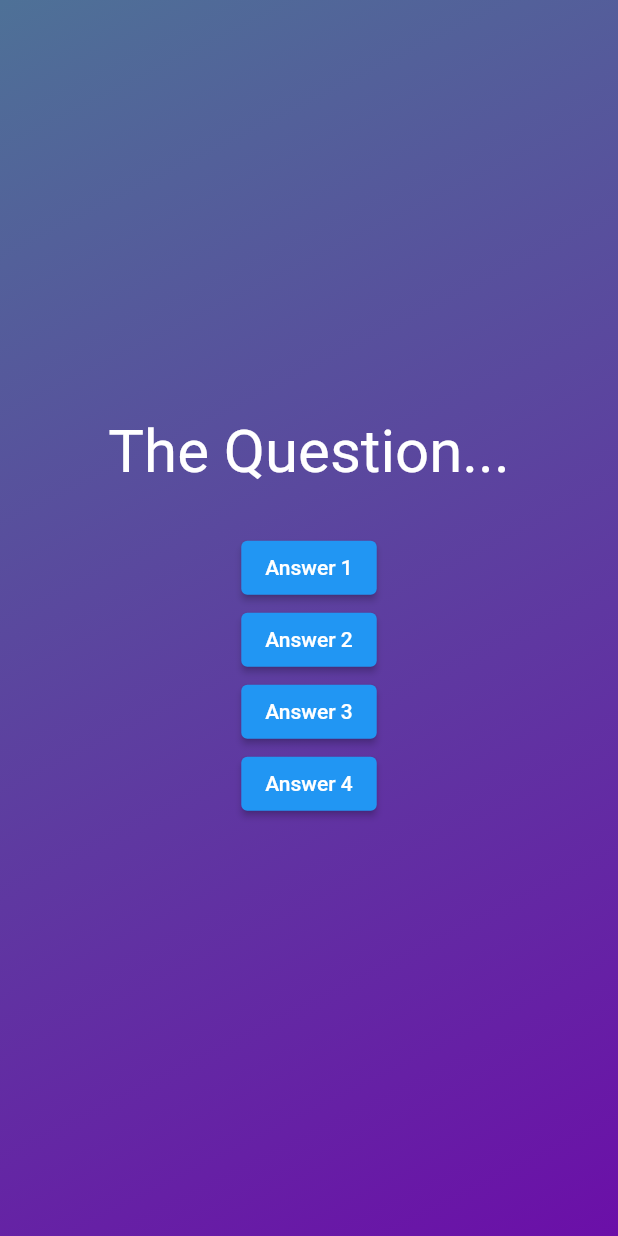
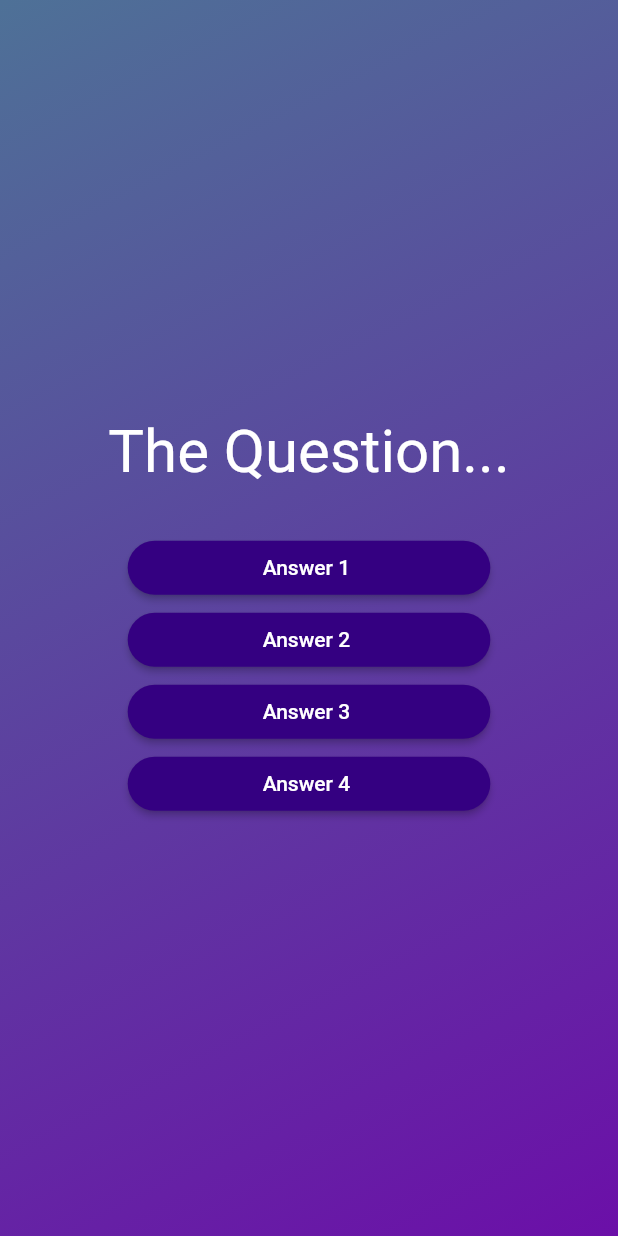
Before and after one commit to bastndev/Flutter_Quiz-App, a Flutter app: the screen it shows after launch, after a tap on "Start Quiz", on a phone screen of 412 x 824 dp. Run offline on Flutter 3.47's test engine with Material 2 defaults, Android fonts, the phone set to English and light mode, and no system bars.

Commit message:
:arrow_up:Quiz `v5.0.0`

```diff
--- /dev/null
+++ b/lib/answer_button.dart
@@ -0,0 +1,30 @@
+import 'package:flutter/material.dart';
+
+class AnswerButton extends StatelessWidget {
+  const AnswerButton({
+    super.key,
+    required this.answerText,
+    required this.onTap,
+  });
+
+  final String answerText;
+  final void Function() onTap;
+
+  @override
+  Widget build(BuildContext context) {
+    return ElevatedButton(
+      onPressed: onTap,
+      style: ElevatedButton.styleFrom(
+          padding: const EdgeInsets.symmetric(
+            horizontal: 90,
+            // vertical: 10,
+          ),
+          backgroundColor: const Color.fromARGB(255, 52, 0, 129),
+          foregroundColor: Colors.white,
+          shape: RoundedRectangleBorder(
+            borderRadius: BorderRadius.circular(40),
+          )),
+      child: Text(answerText),
+    );
+  }
+}
--- a/lib/questions_screen.dart
+++ b/lib/questions_screen.dart
@@ -1,4 +1,5 @@
 import 'package:flutter/material.dart';
+import 'package:adv_basics/answer_button.dart';
 
 class QuestionsScreen extends StatefulWidget {
   const QuestionsScreen({super.key});
@@ -23,21 +24,21 @@ class _QuestionsScreenState extends State<QuestionsScreen> {
             ),
           ),
           const SizedBox(height: 30),
-          ElevatedButton(
-            onPressed: () {},
-            child: const Text('Answer 1'),
+          AnswerButton(
+            answerText: 'Answer 1 ',
+            onTap: () {},
           ),
-          ElevatedButton(
-            onPressed: () {},
-            child: const Text('Answer 2'),
+          AnswerButton(
+            answerText: 'Answer 2 ',
+            onTap: () {},
           ),
-          ElevatedButton(
-            onPressed: () {},
-            child: const Text('Answer 3'),
+          AnswerButton(
+            answerText: 'Answer 3 ',
+            onTap: () {},
           ),
-          ElevatedButton(
-            onPressed: () {},
-            child: const Text('Answer 4'),
+          AnswerButton(
+            answerText: 'Answer 4 ',
+            onTap: () {},
           ),
         ],
       ),
```
